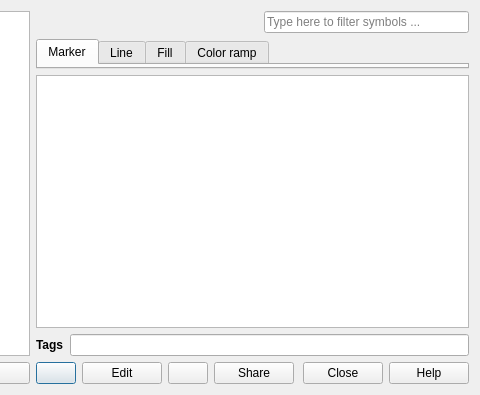
Before: the Qt Designer form src/ui/qgsstylev2managerdialogbase.ui in kadas-albireo/kadas-albireo, drawn with Qt 5; both pictures show x 237 to 717 and y 0 to 395 of the 717 by 395 pixel window.
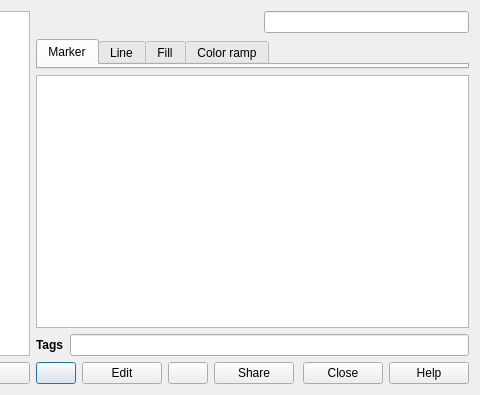
After: the same form once the commit is applied. Icons and pictures are not drawn.

Commit message: nightly build fixes: - QLineEdit::setPlaceholderText only available >= Qt 4.7 - debian packaging for symbology-ng-style update

```diff
--- a/src/ui/qgsstylev2managerdialogbase.ui
+++ b/src/ui/qgsstylev2managerdialogbase.ui
@@ -97,9 +97,6 @@
      <property name="text">
       <string/>
      </property>
-     <property name="placeholderText">
-      <string>Type here to filter symbols ...</string>
-     </property>
     </widget>
    </item>
    <item row="1" column="1" colspan="2">
```
The commit also changes 1 other file.
